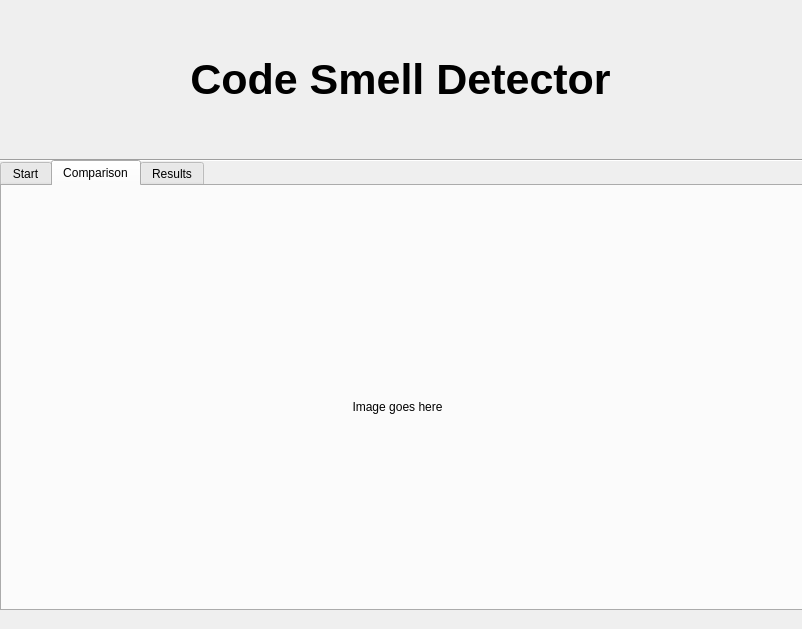
0xCator/aiProject, file codesmell.ui: the form before one commit.
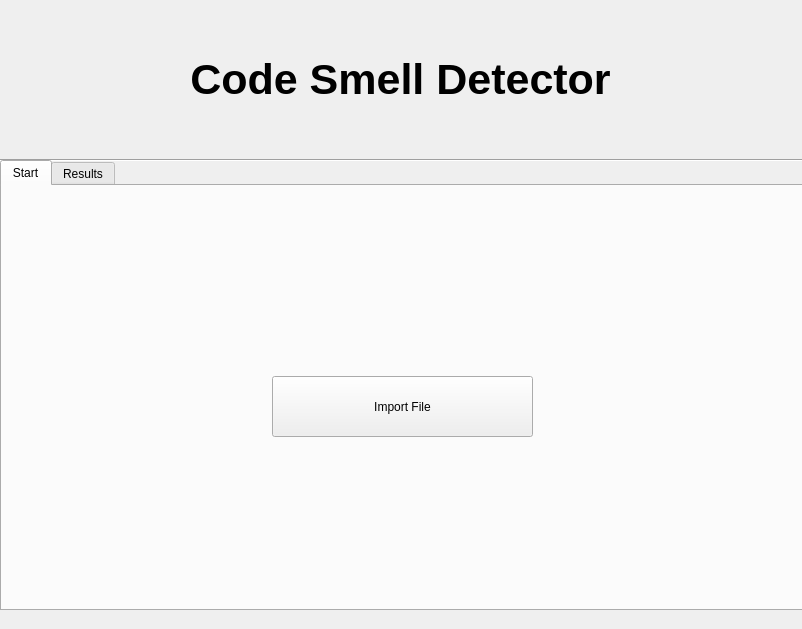
The form after the commit. The open tabs and pages were chosen to show the change.

Commit message: Added case 3 and removed comparison tab

```diff
--- a/codesmell.ui
+++ b/codesmell.ui
@@ -63,27 +63,6 @@
       </property>
      </widget>
     </widget>
-    <widget class="QWidget" name="compPage">
-     <attribute name="title">
-      <string>Comparison</string>
-     </attribute>
-     <widget class="QLabel" name="compImage">
-      <property name="geometry">
-       <rect>
-        <x>20</x>
-        <y>30</y>
-        <width>751</width>
-        <height>381</height>
-       </rect>
-      </property>
-      <property name="text">
-       <string>Image goes here</string>
-      </property>
-      <property name="alignment">
-       <set>Qt::AlignCenter</set>
-      </property>
-     </widget>
-    </widget>
     <widget class="QWidget" name="resultsPage">
      <attribute name="title">
       <string>Results</string>
```
The commit also changes 2 other files.
